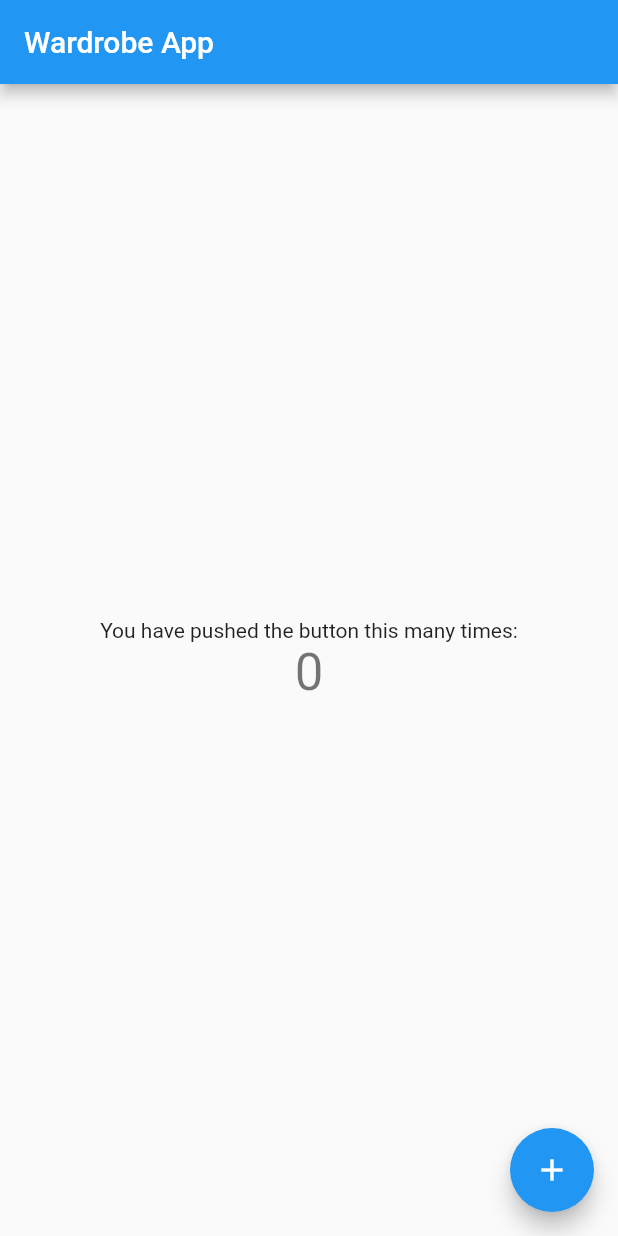
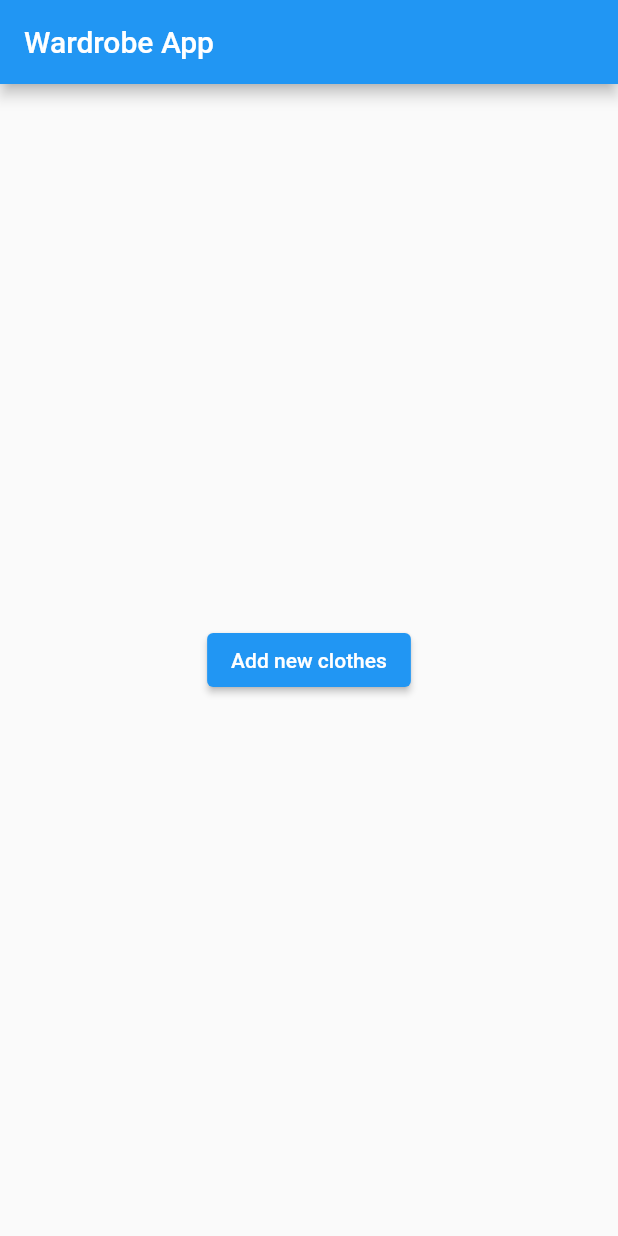
Before and after one commit to audronf/wardrobe-app, a Flutter app: the screen it shows after launch, on a phone screen of 412 x 824 dp. Run offline on Flutter 3.47's test engine with Material 2 defaults, Android fonts, the phone set to English and light mode, and no system bars.

Commit message:
Created clothes category component

```diff
--- /dev/null
+++ b/lib/home.dart
@@ -0,0 +1,18 @@
+import 'package:WardrobeApp/add_clothes.dart';
+import 'package:flutter/material.dart';
+
+class Home extends StatelessWidget {
+  const Home({super.key});
+
+  @override
+  Widget build(BuildContext context) {
+    return Scaffold(
+      appBar: AppBar(title: const Text('Wardrobe App')),
+      body: Center(child: ElevatedButton(child: const Text('Add new clothes'), onPressed: (){
+        Navigator.push(
+    context,
+    MaterialPageRoute(builder: (context) => const AddClothes()),
+  );
+      })),
+    );
+  }}
--- a/lib/main.dart
+++ b/lib/main.dart
@@ -1,3 +1,4 @@
+import 'package:WardrobeApp/home.dart';
 import 'package:flutter/material.dart';
 
 void main() {
@@ -24,7 +25,8 @@ class MyApp extends StatelessWidget {
         // is not restarted.
         primarySwatch: Colors.blue,
       ),
-      home: const MyHomePage(title: 'Wardrobe App'),
+      // home: const MyHomePage(title: 'Wardrobe App'),
+      home: const Home()
     );
   }
 }
@@ -40,6 +42,7 @@ class MyHomePage extends StatefulWidget {
   // case the title) provided by the parent (in this case the App widget) and
   // used by the build method of the State. Fields in a Widget subclass are
   // always marked "final".
+
 
   final String title;
 
--- a/pubspec.yaml
+++ b/pubspec.yaml
@@ -60,9 +60,8 @@ flutter:
   uses-material-design: true
 
   # To add assets to your application, add an assets section, like this:
-  # assets:
-  #   - images/a_dot_burr.jpeg
-  #   - images/a_dot_ham.jpeg
+  assets:
+  - assets/
 
   # An image asset can refer to one or more resolution-specific "variants", see
   # https://flutter.dev/assets-and-images/#resolution-aware
```
Also changed, not shown: lib/add_clothes.dart (added, +25 -0 lines), lib/components/clothes_category.dart (added, +26 -0 lines), assets/ic_tshirt.png (added).
